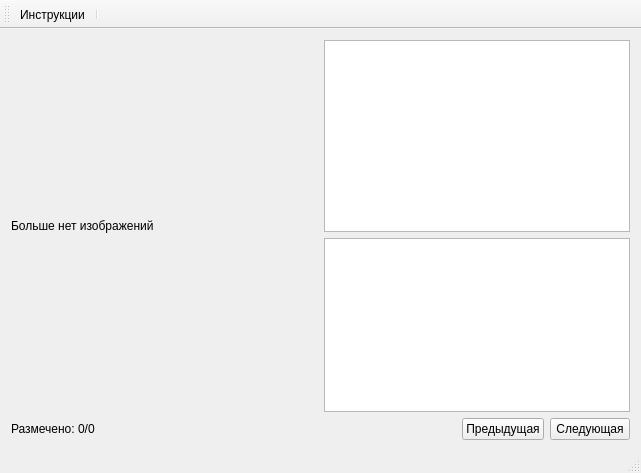
This is mainwindow.ui in vuvko/label_emotions as Qt 5 draws it before an edit. The edited form follows.
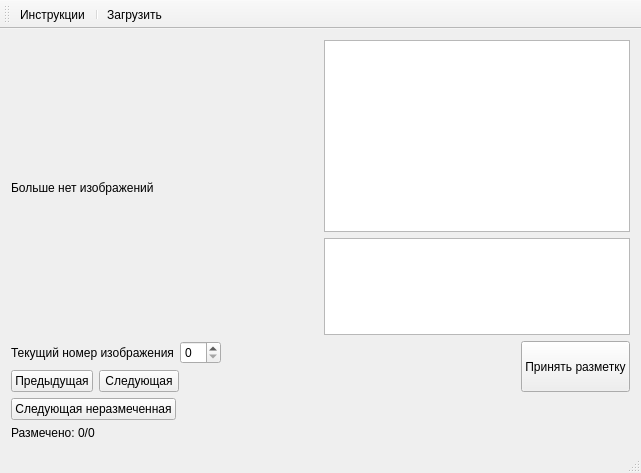
This is the edited form.

```diff
--- a/mainwindow.ui
+++ b/mainwindow.ui
@@ -23,6 +23,13 @@
    <layout class="QVBoxLayout" name="verticalLayout_5">
     <item>
      <layout class="QGridLayout" name="gridLayout">
+      <item row="6" column="0">
+       <widget class="QLabel" name="MarkedLabel">
+        <property name="text">
+         <string>Размечено: 0/0</string>
+        </property>
+       </widget>
+      </item>
       <item row="0" column="0" rowspan="2">
        <widget class="QLabel" name="Canvas">
         <property name="sizePolicy">
@@ -45,7 +52,7 @@
         </property>
        </widget>
       </item>
-      <item row="0" column="1">
+      <item row="0" column="2">
        <widget class="QListView" name="LabelView">
         <property name="sizePolicy">
          <sizepolicy hsizetype="Expanding" vsizetype="MinimumExpanding">
@@ -61,23 +68,39 @@
         </property>
        </widget>
       </item>
+      <item row="1" column="2">
+       <widget class="QListView" name="TypeView">
+        <property name="sizePolicy">
+         <sizepolicy hsizetype="Expanding" vsizetype="Expanding">
+          <horstretch>0</horstretch>
+          <verstretch>0</verstretch>
+         </sizepolicy>
+        </property>
+        <property name="editTriggers">
+         <set>QAbstractItemView::NoEditTriggers</set>
+        </property>
+        <property name="defaultDropAction">
+         <enum>Qt::IgnoreAction</enum>
+        </property>
+       </widget>
+      </item>
       <item row="3" column="0">
-       <widget class="QLabel" name="MarkedLabel">
-        <property name="text">
-         <string>Размечено: 0/0</string>
-        </property>
-       </widget>
-      </item>
-      <item row="3" column="1">
-       <layout class="QHBoxLayout" name="horizontalLayout">
+       <layout class="QHBoxLayout" name="horizontalLayout_3">
         <item>
-         <spacer name="horizontalSpacer">
+         <widget class="QLabel" name="label">
+          <property name="text">
+           <string>Текущий номер изображения</string>
+          </property>
+         </widget>
+        </item>
+        <item>
+         <widget class="QSpinBox" name="imageIndexBox"/>
+        </item>
+        <item>
+         <spacer name="horizontalSpacer_3">
           <property name="orientation">
            <enum>Qt::Horizontal</enum>
           </property>
-          <property name="sizeType">
-           <enum>QSizePolicy::Expanding</enum>
-          </property>
           <property name="sizeHint" stdset="0">
            <size>
             <width>40</width>
@@ -86,6 +109,10 @@
           </property>
          </spacer>
         </item>
+       </layout>
+      </item>
+      <item row="4" column="0">
+       <layout class="QHBoxLayout" name="horizontalLayout_4">
         <item>
          <widget class="QPushButton" name="PrevButton">
           <property name="text">
@@ -106,23 +133,74 @@
           </property>
          </widget>
         </item>
+        <item>
+         <spacer name="horizontalSpacer_4">
+          <property name="orientation">
+           <enum>Qt::Horizontal</enum>
+          </property>
+          <property name="sizeHint" stdset="0">
+           <size>
+            <width>40</width>
+            <height>20</height>
+           </size>
+          </property>
+         </spacer>
+        </item>
        </layout>
       </item>
-      <item row="1" column="1">
-       <widget class="QListView" name="TypeView">
-        <property name="sizePolicy">
-         <sizepolicy hsizetype="Expanding" vsizetype="Expanding">
-          <horstretch>0</horstretch>
-          <verstretch>0</verstretch>
-         </sizepolicy>
-        </property>
-        <property name="editTriggers">
-         <set>QAbstractItemView::NoEditTriggers</set>
-        </property>
-        <property name="defaultDropAction">
-         <enum>Qt::IgnoreAction</enum>
-        </property>
-       </widget>
+      <item row="5" column="0">
+       <layout class="QHBoxLayout" name="horizontalLayout">
+        <item>
+         <widget class="QPushButton" name="nextUnlabeledButton">
+          <property name="text">
+           <string>Следующая неразмеченная</string>
+          </property>
+         </widget>
+        </item>
+        <item>
+         <spacer name="horizontalSpacer">
+          <property name="orientation">
+           <enum>Qt::Horizontal</enum>
+          </property>
+          <property name="sizeHint" stdset="0">
+           <size>
+            <width>40</width>
+            <height>20</height>
+           </size>
+          </property>
+         </spacer>
+        </item>
+       </layout>
+      </item>
+      <item row="3" column="2" rowspan="2">
+       <layout class="QHBoxLayout" name="horizontalLayout_2">
+        <item>
+         <spacer name="horizontalSpacer_2">
+          <property name="orientation">
+           <enum>Qt::Horizontal</enum>
+          </property>
+          <property name="sizeHint" stdset="0">
+           <size>
+            <width>40</width>
+            <height>20</height>
+           </size>
+          </property>
+         </spacer>
+        </item>
+        <item>
+         <widget class="QPushButton" name="checkButton">
+          <property name="sizePolicy">
+           <sizepolicy hsizetype="Minimum" vsizetype="Expanding">
+            <horstretch>0</horstretch>
+            <verstretch>0</verstretch>
+           </sizepolicy>
+          </property>
+          <property name="text">
+           <string>Принять разметку</string>
+          </property>
+         </widget>
+        </item>
+       </layout>
       </item>
      </layout>
     </item>
@@ -141,12 +219,24 @@
    </attribute>
    <addaction name="instructionsAction"/>
    <addaction name="separator"/>
+   <addaction name="loadAction"/>
   </widget>
   <action name="instructionsAction">
    <property name="text">
     <string>Инструкции</string>
    </property>
   </action>
+  <action name="loadAction">
+   <property name="text">
+    <string>Загрузить</string>
+   </property>
+   <property name="toolTip">
+    <string>&lt;html&gt;&lt;head/&gt;&lt;body&gt;&lt;p&gt;Выбрать директорию, содержащую изображения для разметки.&lt;/p&gt;&lt;/body&gt;&lt;/html&gt;</string>
+   </property>
+   <property name="shortcut">
+    <string>Ctrl+L</string>
+   </property>
+  </action>
  </widget>
  <layoutdefault spacing="6" margin="11"/>
  <resources/>
```
Left out of the diff: 75 changed lines with no effect on the pictures.
